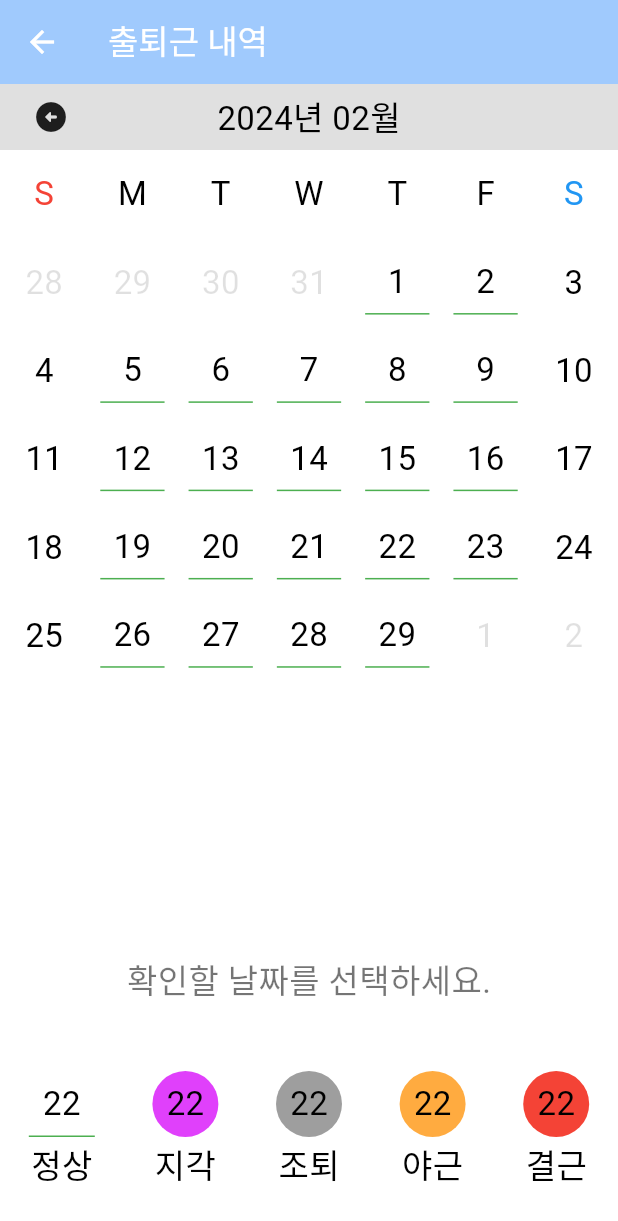
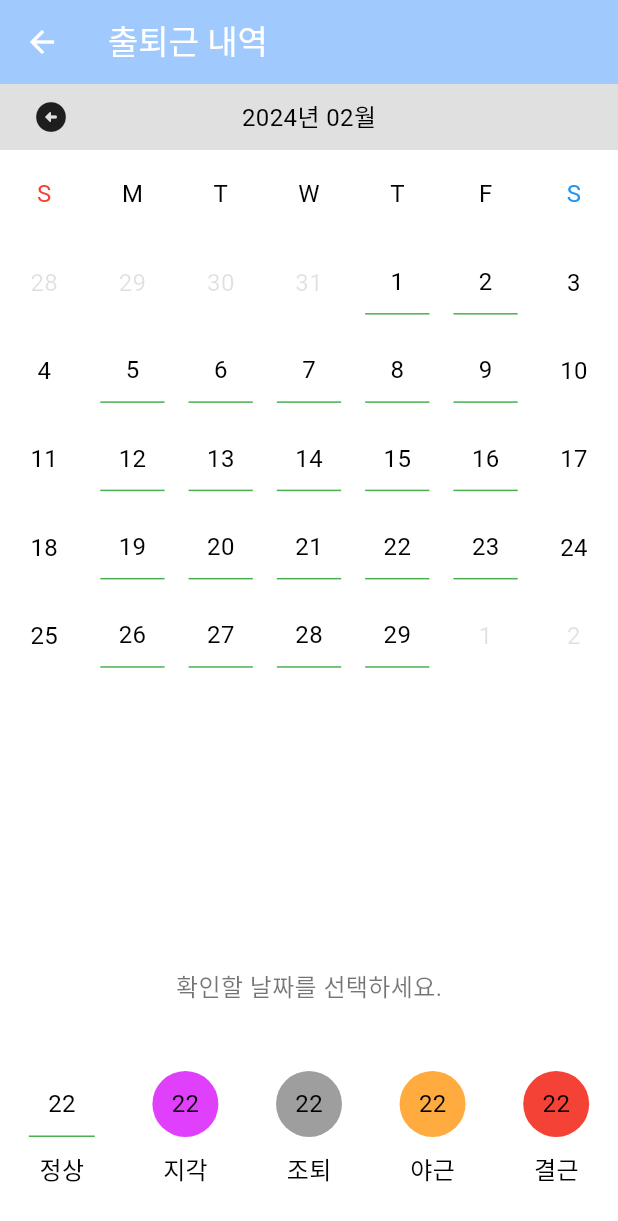
Before and after one commit to RyuCSY/graduation_project, a Flutter app: the screen it shows after launch, after a tap on an icon or button, on a phone screen of 412 x 824 dp. Shown: the top 1221 px of the screen. Run offline on Flutter 3.47's test engine with Material 3 defaults, Android fonts, the light colour scheme and no system bars; our stand-ins replace permission_handler; missing offline and left inert: mobile_scanner.

Commit message:
스크린샷을 위해 디버그 라벨 제거 및 기타 문구 추가.

```diff
--- a/lib/main.dart
+++ b/lib/main.dart
@@ -14,7 +14,7 @@ class MyApp extends StatelessWidget {
   @override
   Widget build(BuildContext context) {
     return MaterialApp(
-      title: 'Flutter Demo',
+      debugShowCheckedModeBanner: false,
       theme: ThemeData(
         appBarTheme: const AppBarTheme(iconTheme: IconThemeData(color: Colors.white)),
         colorScheme: ColorScheme.fromSeed(seedColor: Colors.blue),
--- a/lib/ui/list_screen.dart
+++ b/lib/ui/list_screen.dart
@@ -2,6 +2,8 @@ import 'dart:math';
 
 import 'package:flutter/material.dart';
 import 'package:intl/intl.dart';
+
+const double font_size = 16;
 
 class ListScreen extends StatefulWidget {
   var current = DateTime.now();
@@ -30,7 +32,7 @@ class _ListScreenState extends State<ListScreen> {
             decoration: BoxDecoration(color: Colors.black12),
             child: Row(mainAxisAlignment: MainAxisAlignment.spaceBetween, children: [
               GestureDetector(onTap: () => _previousClick(), child: Container(margin: EdgeInsets.only(left: 22), child: Icon(Icons.arrow_circle_left_rounded))),
-              Text(DateFormat('yyyy년 MM월').format(widget.current), style: TextStyle(color: Colors.black, fontSize: 22)),
+              Text(DateFormat('yyyy년 MM월').format(widget.current), style: TextStyle(color: Colors.black, fontSize: font_size)),
               Visibility(
                   visible: widget.nextVisibility,
                   maintainSize: true,
@@ -70,7 +72,7 @@ class _ListScreenState extends State<ListScreen> {
                       margin: EdgeInsets.only(bottom: 44),
                       child: Text(
                         '확인할 날짜를 선택하세요.',
-                        style: TextStyle(fontSize: 22, color: Colors.black54),
+                        style: TextStyle(fontSize: font_size, color: Colors.black54),
                       ))
                   : Container(
                       child: Column(mainAxisAlignment: MainAxisAlignment.center, crossAxisAlignment: CrossAxisAlignment.end, children: [
@@ -113,12 +115,12 @@ class _ListScreenState extends State<ListScreen> {
                             decoration: item.getBoxDecoration(),
                             child: Text(
                               item.txt,
-                              style: TextStyle(color: Colors.black, fontSize: 22),
+                              style: TextStyle(color: Colors.black, fontSize: font_size),
                             ),
                           ),
                           Text(
                             item.type.name,
-                            style: TextStyle(color: Colors.black, fontSize: 22),
+                            style: TextStyle(color: Colors.black, fontSize: font_size),
                           ),
                         ],
                       ),
@@ -226,7 +228,7 @@ class DaysItem {
       DayType.saturday => Colors.blue,
       _ => isInMonth ? Colors.black : Colors.black12,
     };
-    return TextStyle(fontSize: 22, color: color);
+    return TextStyle(fontSize: font_size, color: color);
   }
 
   BoxDecoration? getBoxDecoration() {
```
Also changed, not shown: lib/ui/scan_screen.dart (+11 -2 lines).
